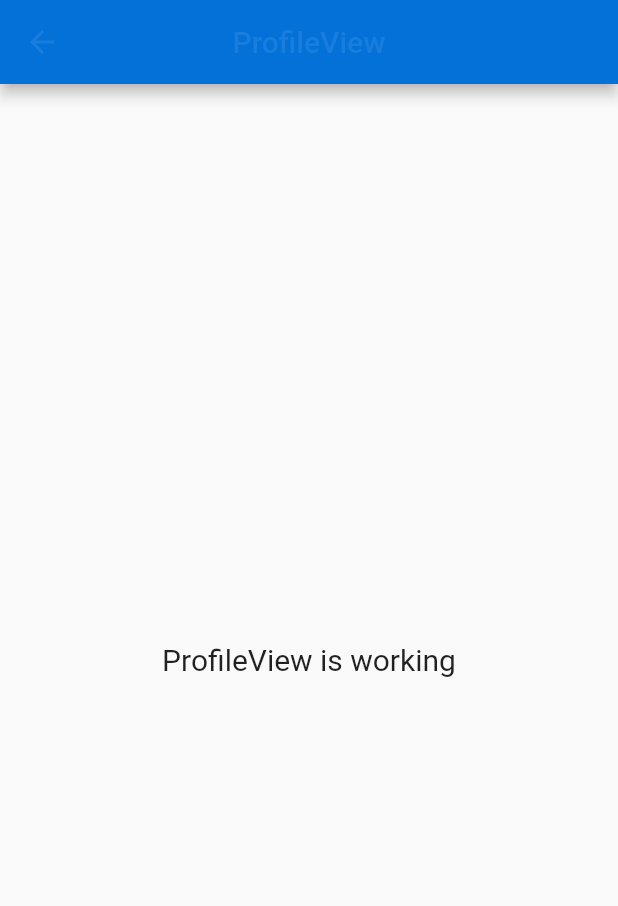
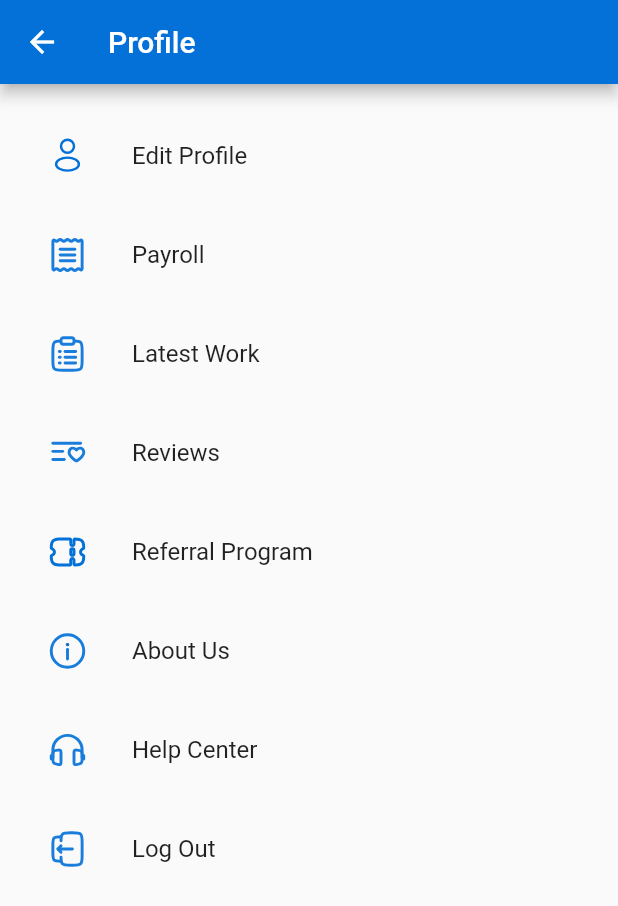
Before and after one commit to faizalhavid/jobfortech-app, a Flutter app: the ProfileView screen opened directly, on a phone screen of 412 x 824 dp. Shown: the top 906 px of the screen. Run offline on Flutter 3.47's test engine with Material 2 defaults, Android fonts, the phone set to English and light mode, and no system bars; our stand-ins replace flutter_svg, get, google_fonts; network calls fail; project files that could hold a hidden picture were left out.

Commit message:
slising: profile dan edit profile

```diff
--- a/lib/app/modules/Menu/views/menu_view.dart
+++ b/lib/app/modules/Menu/views/menu_view.dart
@@ -1,8 +1,6 @@
 import 'package:flutter/material.dart';
 
 import 'package:get/get.dart';
-
-import '../controllers/menu_controller.dart';
 
 class MenuView extends GetView<MenuController> {
   const MenuView({Key? key}) : super(key: key);
--- a/lib/app/modules/Menu/views/profile_view.dart
+++ b/lib/app/modules/Menu/views/profile_view.dart
@@ -1,22 +1,83 @@
 import 'package:flutter/material.dart';
 
 import 'package:get/get.dart';
+import 'package:jobfortech/app/modules/Menu/views/edit_profile_view.dart';
+import 'package:jobfortech/components/AppHeaderBar/index.dart';
+import 'package:jobfortech/components/AppSafeArea/index.dart';
+import 'package:jobfortech/constant/icons.dart';
+import 'package:jobfortech/constant/theme.dart';
 
 class ProfileView extends GetView {
   const ProfileView({Key? key}) : super(key: key);
   @override
   Widget build(BuildContext context) {
     return Scaffold(
-      appBar: AppBar(
-        title: const Text('ProfileView'),
-        centerTitle: true,
-      ),
-      body: const Center(
-        child: Text(
-          'ProfileView is working',
-          style: TextStyle(fontSize: 20),
-        ),
+      appBar: AppBar(title: Text('Profile')),
+      body: AppSafeArea(
+        safearea: {'horizontal': 16, 'vertical': 20},
+        children: [
+          _buildProfileButton(
+              path: 'assets/svgs/user-rounded.svg',
+              text: 'Edit Profile',
+              onTap: () {
+                Get.to(() => EditProfileView());
+                print('Edit Profile tapped');
+              }),
+          _buildProfileButton(
+              path: 'assets/svgs/money-bill.svg',
+              text: 'Payroll',
+              onTap: () {
+                print('Payroll tapped');
+              }),
+          _buildProfileButton(
+              path: 'assets/svgs/notes-list.svg',
+              text: 'Latest Work',
+              onTap: () {
+                print('Latest Work tapped');
+              }),
+          _buildProfileButton(
+              path: 'assets/svgs/reviews-icon.svg',
+              text: 'Reviews',
+              onTap: () {
+                print('Reviews tapped');
+              }),
+          _buildProfileButton(
+              path: 'assets/svgs/money-ticket.svg',
+              text: 'Referral Program',
+              onTap: () {
+                print('Referral Program tapped');
+              }),
+          _buildProfileButton(
+              path: 'assets/svgs/info-circle.svg',
+              text: 'About Us',
+              onTap: () {
+                print('About US tapped');
+              }),
+          _buildProfileButton(
+              path: 'assets/svgs/headphones-round.svg',
+              text: 'Help Center',
+              onTap: () {
+                print('Help Center tapped');
+              }),
+          _buildProfileButton(
+              path: 'assets/svgs/action-logout.svg',
+              text: 'Log Out',
+              onTap: () {
+                print('Log Out tapped');
+              }),
+        ],
       ),
     );
   }
+
+  Widget _buildProfileButton(
+      {required String path,
+      required String text,
+      required VoidCallback onTap}) {
+    return ListTile(
+      leading: AppIcon(svgPath: path, color: AppColor.blue, size: 26),
+      title: Text(text),
+      onTap: onTap,
+    );
+  }
 }
--- a/lib/components/AppTextInput/index.dart
+++ b/lib/components/AppTextInput/index.dart
@@ -10,6 +10,7 @@ TextField AppTextInput({
   Widget prefix = const Text('Prefix'),
   required TextEditingController controller,
   TextInputType keyboardType = TextInputType.text,
+  bool readOnly = false,
   // required TextInputAction textInputAction,
   // required FocusNode focusNode,
   // required Function(String) validator,
@@ -17,7 +18,7 @@ TextField AppTextInput({
   // required Function(String) onChanged,
 }) {
   return TextField(
-    controller: controller,
+    controller: controller, readOnly: readOnly,
 
     decoration: AppTextInputDecoration(
       suffix: suffix,
@@ -41,6 +42,7 @@ InputDecoration AppTextInputDecoration({
   return InputDecoration(
     floatingLabelBehavior: FloatingLabelBehavior.always,
     suffixIcon: suffix,
+    suffixStyle: AppBasicStyle(fontSize: 12),
     hintText: hintText,
     labelText: labelText,
     labelStyle: AppBasicStyle(
--- a/lib/constant/theme.dart
+++ b/lib/constant/theme.dart
@@ -21,12 +21,12 @@ class AppColor {
 ColorScheme AppColorScheme = const ColorScheme(
   brightness: Brightness.light,
   primary: AppColor.darkBlue,
-  onPrimary: AppColor.blue,
+  onPrimary: AppColor.white,
   secondary: AppColor.grey,
   onSecondary: AppColor.lightOrange,
   error: AppColor.red,
   onError: AppColor.darkRed,
-  background: AppColor.white,
+  background: AppColor.blue,
   onBackground: AppColor.lightGrey,
   surface: AppColor.lightGrey,
   onSurface: AppColor.orange,
@@ -45,3 +45,5 @@ TextStyle AppBasicStyle({
     color: fontColor,
   );
 }
+
+TextStyle AppTitleHeader = TextStyle(fontSize: 30, color: AppColor.blue);
```
Also changed, not shown: lib/app/modules/Auth/views/login_view.dart (+6 -2 lines), lib/app/modules/Menu/views/edit_profile_view.dart (added, +205 -0 lines), lib/components/AppButtonList/index.dart (added, +7 -0 lines), assets/svgs/action-logout.svg (added), assets/svgs/arrows-alt-arrow-down.svg (added), assets/svgs/headphones-round.svg (added), assets/svgs/info-circle.svg (added), assets/svgs/money-bill.svg (added), assets/svgs/money-ticket.svg (added), assets/svgs/notes-list.svg (added), assets/svgs/rectangle-5.svg (added), assets/svgs/reviews-icon.svg (added), assets/svgs/social-media-logo.svg (added), assets/svgs/user-rounded.svg (added).
